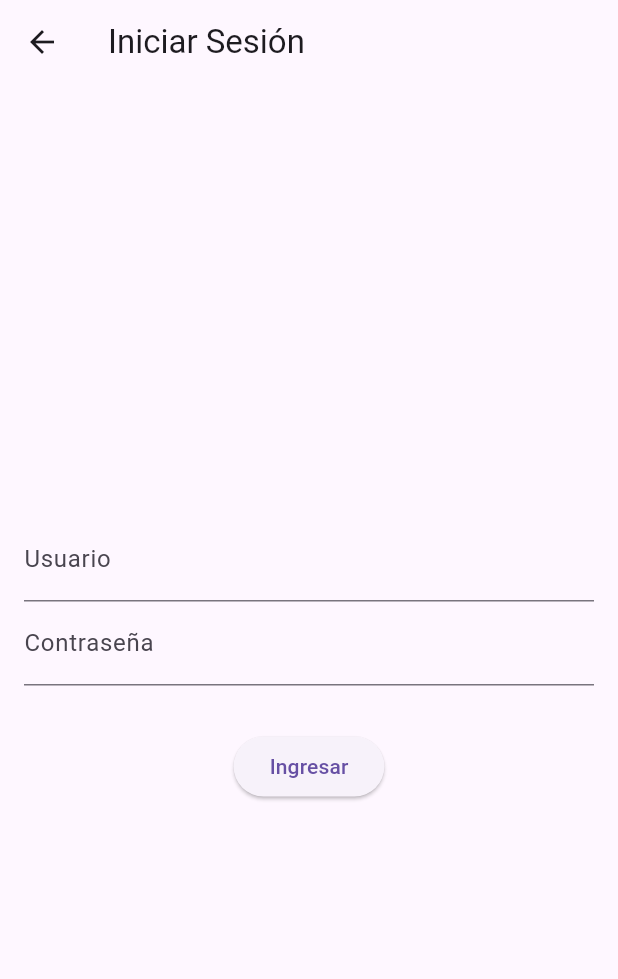
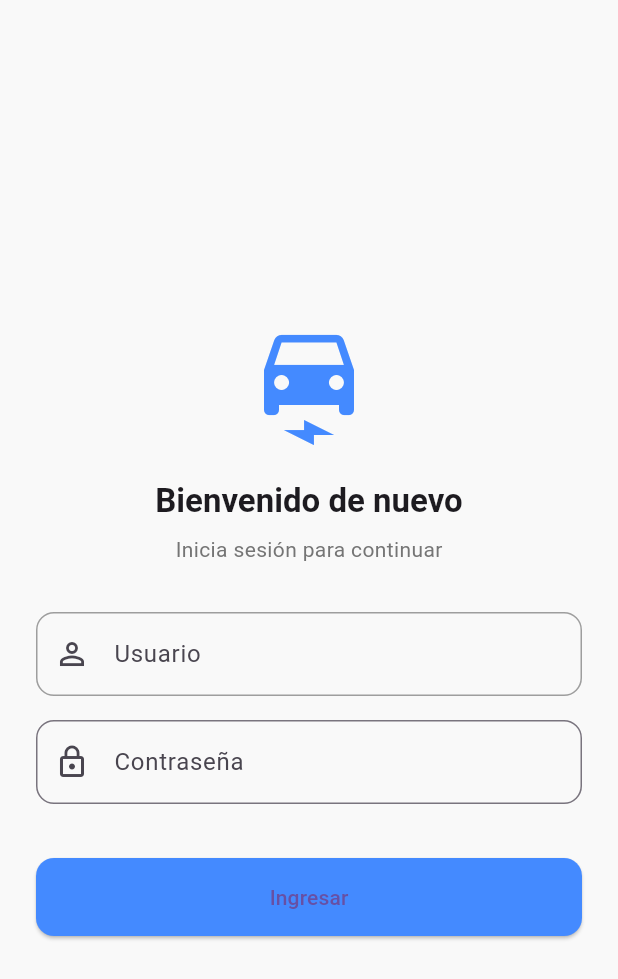
Before and after one commit to Dcardales/Flutter, a Flutter app: the CarrosView screen opened directly, after a tap on the "logout" icon, on a phone screen of 412 x 824 dp. Shown: the top 979 px of the screen. Run offline on Flutter 3.47's test engine with Material 3 defaults, Android fonts, the phone set to English and light mode, and no system bars; our stand-ins replace shared_preferences; accounts and stored records are empty; network calls fail.

Commit message:
mejora de interface Ui

```diff
--- a/lib/controller/auth_controller.dart
+++ b/lib/controller/auth_controller.dart
@@ -3,7 +3,8 @@ import 'package:http/http.dart' as http;
 import 'package:shared_preferences/shared_preferences.dart';
 
 class AuthController {
-  static const String _authUrl = 'https://carros-electricos.wiremockapi.cloud/auth';
+  static const String _authUrl =
+      'https://carros-electricos.wiremockapi.cloud/auth';
 
   static Future<bool> login(String username, String password) async {
     try {
--- a/lib/controller/carros_controller.dart
+++ b/lib/controller/carros_controller.dart
@@ -1,11 +1,11 @@
 import 'dart:convert';
+import 'package:http/http.dart' as http;
+import 'package:shared_preferences/shared_preferences.dart';
 import 'package:actividad_1/model/carro_model.dart';
-import 'package:http/http.dart' as http;
-
-import 'package:shared_preferences/shared_preferences.dart';
 
 class CarrosController {
-  static const String _url = 'https://carros-electricos.wiremockapi.cloud/carros';
+  static const String _url =
+      'https://carros-electricos.wiremockapi.cloud/carros';
 
   static Future<List<Carro>> obtenerCarros() async {
     final prefs = await SharedPreferences.getInstance();
@@ -15,13 +15,23 @@ class CarrosController {
 
     final response = await http.get(
       Uri.parse(_url),
-      headers: {'Authentication': token},
+      headers: {
+        'Authorization': token,
+        'Content-Type': 'application/json',
+      },
     );
 
+    print('TOKEN ENVIADO: $token');
+    print('STATUS: ${response.statusCode}');
+    print('BODY: ${response.body}');
+
+    print('Respuesta carros: ${response.body}');
+
     if (response.statusCode == 200) {
-      final List data = jsonDecode(response.body);
-      return data.map((carro) => Carro.fromJson(carro)).toList();
+      final List<dynamic> data = jsonDecode(response.body);
+      return data.map((item) => Carro.fromJson(item)).toList();
     } else {
+      print('Error al obtener carros: ${response.statusCode}');
       return [];
     }
   }
--- a/lib/view/login_view.dart
+++ b/lib/view/login_view.dart
@@ -12,8 +12,26 @@ class LoginView extends StatefulWidget {
 class _LoginViewState extends State<LoginView> {
   final TextEditingController _usernameController = TextEditingController();
   final TextEditingController _passwordController = TextEditingController();
+  final FocusNode _usernameFocusNode = FocusNode();
+
   bool _isLoading = false;
   String? _errorMessage;
+
+  @override
+  void initState() {
+    super.initState();
+
+    Future.delayed(Duration.zero, () {
+      _usernameFocusNode.requestFocus();
+    });
+  }
+
+  @override
+  void dispose() {
+    _usernameController.dispose();
+    _usernameFocusNode.dispose();
+    super.dispose();
+  }
 
   void _login() async {
     setState(() {
@@ -31,7 +49,6 @@ class _LoginViewState extends State<LoginView> {
     });
 
     if (success) {
-      // 🚀 Navega directamente a la vista de carros
       Navigator.pushReplacement(
         context,
         MaterialPageRoute(builder: (_) => const CarrosView()),
@@ -46,34 +63,97 @@ class _LoginViewState extends State<LoginView> {
   @override
   Widget build(BuildContext context) {
     return Scaffold(
-      appBar: AppBar(title: const Text('Iniciar Sesión')),
-      body: Padding(
-        padding: const EdgeInsets.all(16.0),
+      backgroundColor: const Color(0xFFF9F9F9),
+      body: GestureDetector(
+        onTap: () => FocusScope.of(context).unfocus(),
+        child: Center(
+          child: SingleChildScrollView(
+            padding: const EdgeInsets.symmetric(horizontal: 24.0),
             child: Column(
               mainAxisAlignment: MainAxisAlignment.center,
               children: [
+                const SizedBox(height: 60),
+                const Icon(
+                  Icons.electric_car,
+                  size: 80,
+                  color: Colors.blueAccent,
+                ),
+                const SizedBox(height: 20),
+                Text(
+                  'Bienvenido de nuevo',
+                  style: Theme.of(
+                    context,
+                  ).textTheme.titleLarge?.copyWith(fontWeight: FontWeight.bold),
+                ),
+                const SizedBox(height: 8),
+                Text(
+                  'Inicia sesión para continuar',
+                  style: Theme.of(
+                    context,
+                  ).textTheme.bodyMedium?.copyWith(color: Colors.grey[600]),
+                ),
+                const SizedBox(height: 32),
                 TextField(
                   controller: _usernameController,
-              decoration: const InputDecoration(labelText: 'Usuario'),
+                  decoration: InputDecoration(
+                    labelText: 'Usuario',
+                    prefixIcon: const Icon(Icons.person_outline),
+                    enabledBorder: OutlineInputBorder(
+                      borderRadius: BorderRadius.circular(12),
+                      borderSide: const BorderSide(color: Colors.grey),
                     ),
+                    focusedBorder: OutlineInputBorder(
+                      borderRadius: BorderRadius.circular(12),
+                      borderSide: const BorderSide(
+                        color: Colors.blueAccent,
+                        width: 2,
+                      ),
+                    ),
+                  ),
+                ),
+                const SizedBox(height: 16),
                 TextField(
                   controller: _passwordController,
-              decoration: const InputDecoration(labelText: 'Contraseña'),
                   obscureText: true,
+                  decoration: InputDecoration(
+                    labelText: 'Contraseña',
+                    prefixIcon: const Icon(Icons.lock_outline),
+                    border: OutlineInputBorder(
+                      borderRadius: BorderRadius.circular(12),
+                      borderSide: const BorderSide(color: Colors.blueAccent),
                     ),
-            const SizedBox(height: 20),
+                    focusedBorder: OutlineInputBorder(
+                      borderRadius: BorderRadius.circular(12),
+                      borderSide: const BorderSide(color: Colors.blueAccent),
+                    ),
+                  ),
+                ),
+                const SizedBox(height: 24),
                 if (_isLoading) const CircularProgressIndicator(),
                 if (_errorMessage != null)
                   Text(
                     _errorMessage!,
                     style: const TextStyle(color: Colors.red),
                   ),
-            const SizedBox(height: 10),
-            ElevatedButton(
+                const SizedBox(height: 12),
+                SizedBox(
+                  width: double.infinity,
+                  child: ElevatedButton(
                     onPressed: _isLoading ? null : _login,
-              child: const Text('Ingresar'),
+                    style: ElevatedButton.styleFrom(
+                      padding: const EdgeInsets.symmetric(vertical: 16),
+                      shape: RoundedRectangleBorder(
+                        borderRadius: BorderRadius.circular(12),
                       ),
+                      backgroundColor: Colors.blueAccent,
+                    ),
+                    child: const Text('Ingresar' ),
+                  ),
+                ),
+                const SizedBox(height: 40),
               ],
+            ),
+          ),
         ),
       ),
     );
```
Also changed, not shown: lib/model/carro_model.dart (+7 -7 lines), lib/view/carros_view.dart (+51 -5 lines). Lines whose indentation alone changed are shown as unchanged.
